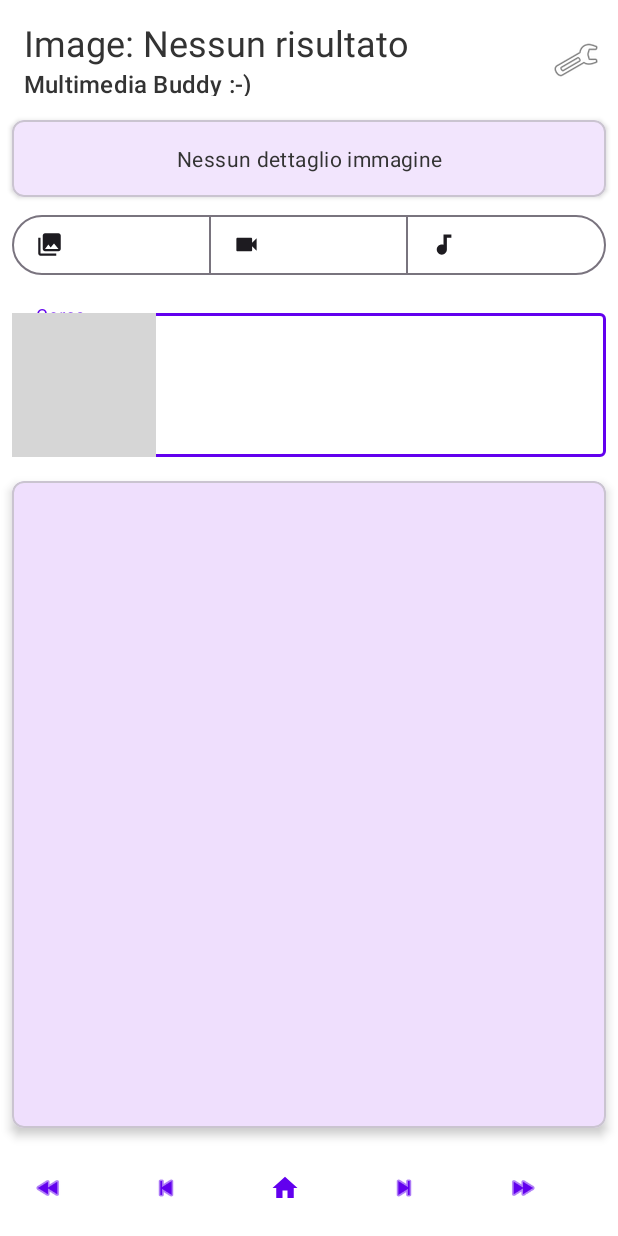
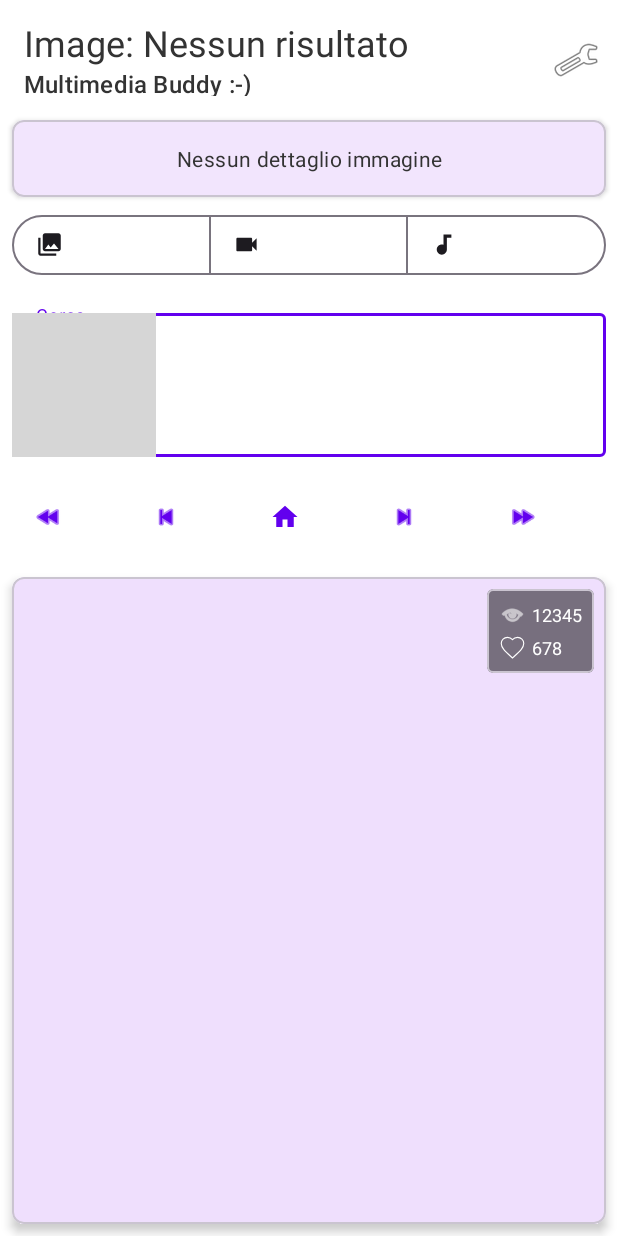
Before and after one commit to MicheleLopsDev/MBI, an Android app built with Jetpack Compose: the screen it shows after launch (MainActivity), on a phone screen of 412 x 824 dp. Run offline under Robolectric (Android 15) with nearby library versions, the phone set to English and light mode, and no system bars; our stand-ins replace Dagger/Hilt's generated code, Room's generated code; libraries missing offline, so code that uses them is left out: com.github.chrisbanes.photoview; network calls fail; pictures from the network do not load; 12 statements that could not run were skipped; grey boxes are pictures that could not be loaded.

Commit message:
Aggiunta icone views e like per foto
Signed-off-by: Michele <sentieroluminoso@gmail.com>

```diff
--- a/app/src/main/java/io/github/luposolitario/mbi/MainActivity.kt
+++ b/app/src/main/java/io/github/luposolitario/mbi/MainActivity.kt
@@ -23,6 +23,8 @@ import android.view.MenuItem
 import android.view.View
 import android.view.ViewGroup
 import android.view.inputmethod.EditorInfo
+import android.widget.ArrayAdapter
+import android.widget.AutoCompleteTextView
 import android.widget.EditText
 import android.widget.FrameLayout
 import android.widget.ImageView
@@ -59,7 +61,10 @@ import com.google.android.material.appbar.MaterialToolbar
 import com.google.android.material.button.MaterialButton
 import com.google.android.material.card.MaterialCardView
 import com.google.android.material.textfield.TextInputLayout
+import com.google.gson.Gson
+import com.google.gson.reflect.TypeToken
 import dagger.hilt.android.AndroidEntryPoint
+import io.github.luposolitario.mbi.model.Country
 import io.github.luposolitario.mbi.model.Hit
 import io.github.luposolitario.mbi.model.HitRadio
 import io.github.luposolitario.mbi.model.RadioStation
@@ -81,11 +86,6 @@ import java.io.File
 import java.io.FileOutputStream
 import java.io.InputStream
 import javax.inject.Inject
-import android.widget.AutoCompleteTextView
-import android.widget.ArrayAdapter
-import com.google.gson.Gson
-import com.google.gson.reflect.TypeToken
-import io.github.luposolitario.mbi.model.Country
 
 
 @AndroidEntryPoint
@@ -120,6 +120,9 @@ class MainActivity : AppCompatActivity() {
     private lateinit var btnFw: MaterialButton
     private lateinit var btnRev: MaterialButton
     private lateinit var topInfoText: TextView
+    private lateinit var textViewsCount: TextView
+    private lateinit var textLikesCount: TextView
+
     private lateinit var countrySelector: AutoCompleteTextView
     private lateinit var countrySelectorLayout: TextInputLayout
 
@@ -369,6 +372,8 @@ class MainActivity : AppCompatActivity() {
         topInfoText = findViewById(R.id.topInfoText)
         countrySelector = findViewById(R.id.countrySelector)  // subito dopo gli altri findViewById
         countrySelectorLayout = findViewById(R.id.countrySelectorLayout)
+
+
     }
 
     // ---- LEGGE IL JSON DAGLI assets ----
@@ -383,6 +388,19 @@ class MainActivity : AppCompatActivity() {
             e.printStackTrace()
             emptyList()
         }
+    }
+
+    private fun createStatsOverlay() {
+        // Usa LayoutInflater per caricare il layout XML
+        val statsOverlayLayout = LayoutInflater.from(this).inflate(
+            R.layout.stats_overlay_layout,
+            playerContainer,
+            false
+        ) as MaterialCardView // Cast necessario
+
+        // Aggiungi statsOverlayLayout al playerContainer
+        playerContainer.addView(statsOverlayLayout)
+
     }
 
     /**
@@ -866,10 +884,7 @@ class MainActivity : AppCompatActivity() {
             playerView.player = this@MainActivity.player
             playerView.setBackgroundColor(Color.BLACK) // Sfondo nero
             playerView.setShutterBackgroundColor(Color.BLACK) // Sfondo nero durante il buffering/inizio
-//            playerView.layoutParams = FrameLayout.LayoutParams(
-//                FrameLayout.LayoutParams.MATCH_PARENT,
-//                FrameLayout.LayoutParams.MATCH_PARENT
-//            )
+
             playerView.setKeepContentOnPlayerReset(true) // opzionale
             playerView.setControllerBackgroundFromUrl(this@MainActivity, "", wrapperView)
             this@MainActivity.playerView = playerView
@@ -1432,7 +1447,8 @@ class MainActivity : AppCompatActivity() {
                     true // restituisci true per indicare che l'evento è stato gestito
                 }
 
-                playerContainer.addView(imageViewer)
+                playerContainer.addView(imageViewer) //OK
+                createStatsOverlay()
             }
 
             MEDIA_TYPE_VIDEO -> {
@@ -1714,8 +1730,13 @@ class MainActivity : AppCompatActivity() {
                 val currentIndex =
                     imageViewModel.getCurrentIndex() + 1 // +1 perché l'indice parte da 0
                 val currentImage = imageViewModel.getCurrentItem()
-
                 topInfoText.text = getTopInfoText(currentMediaType, currentImage, query)
+                textViewsCount = findViewById(R.id.textViewsCount)
+                textLikesCount = findViewById(R.id.textLikesCount)
+                if (currentImage != null) {
+                    textLikesCount.text = currentImage.likes.toString() ?: "N/A"
+                    textViewsCount.text = currentImage.views.toString() ?: "N/A"
+                }
 
                 // Restituisci la stringa per la Top App Bar (solo indice/totale)
                 if (totalResults > 0) {
@@ -1784,7 +1805,7 @@ class MainActivity : AppCompatActivity() {
             MEDIA_TYPE_IMAGE -> {
                 if (currentMedia is io.github.luposolitario.mbi.model.Hit) {
                     val currentImage = currentMedia as io.github.luposolitario.mbi.model.Hit
-                    "By: ${currentImage.user} - Tags: ${currentImage.tags} - Views: ${currentImage.views} Likes: ${currentImage.likes} ❤\uFE0F"
+                    "By: ${currentImage.user} - Tags: ${currentImage.tags} "
                 } else if (query.isNotBlank()) {
                     "Nessun dettaglio disponibile per \"$query\""
                 } else {
--- /dev/null
+++ b/app/src/main/res/drawable/ic_heart.xml
@@ -0,0 +1,14 @@
+<?xml version="1.0" encoding="utf-8"?>
+<vector xmlns:android="http://schemas.android.com/apk/res/android"
+    android:width="24dp"
+    android:height="24dp"
+    android:viewportWidth="24"
+    android:viewportHeight="24">
+    <group android:name="heart_group">
+        <path
+            android:name="heart"
+            android:pathData="M 12 21.35 L 10.55 20.03 C 5.4 15.36 2 12.27 2 8.5 C 2 5.41 4.42 3 7.5 3 C 9.24 3 10.91 3.81 12 5.08 C 13.09 3.81 14.76 3 16.5 3 C 19.58 3 22 5.41 22 8.5 C 22 12.27 18.6 15.36 13.45 20.03 L 12 21.35 Z"
+            android:strokeWidth="1"
+            android:strokeColor="#FF0000" />
+    </group>
+</vector>
--- a/app/src/main/res/layout/activity_main.xml
+++ b/app/src/main/res/layout/activity_main.xml
@@ -99,10 +99,10 @@
         <AutoCompleteTextView
             android:id="@+id/countrySelector"
             android:layout_width="match_parent"
-            android:layout_height="wrap_content"
+            android:layout_height="48dp"
             android:hint="@string/select_country"
-            android:inputType="text"
-            android:imeOptions="actionDone" />    <!-- (opz.) chiude la tastiera -->
+            android:imeOptions="actionDone"
+            android:inputType="text" />    <!-- (opz.) chiude la tastiera -->
 
     </com.google.android.material.textfield.TextInputLayout>
 
@@ -129,18 +129,6 @@
 
     </com.google.android.material.textfield.TextInputLayout>
 
-    <!-- Media Viewer Container -->
-    <com.google.android.material.card.MaterialCardView
-        android:id="@+id/mediaLayerCard"
-        android:layout_width="0dp"
-        android:layout_height="0dp"
-        android:layout_margin="8dp"
-        app:layout_constraintBottom_toTopOf="@id/navigationButtons"
-        app:layout_constraintEnd_toEndOf="parent"
-        app:layout_constraintStart_toStartOf="parent"
-        app:layout_constraintTop_toBottomOf="@id/searchInputLayout"
-        material:cardCornerRadius="8dp"
-        material:cardElevation="4dp" />
 
     <!-- Navigation Buttons -->
     <LinearLayout
@@ -149,9 +137,10 @@
         android:layout_height="wrap_content"
         android:orientation="horizontal"
         android:padding="8dp"
-        app:layout_constraintBottom_toBottomOf="parent"
         app:layout_constraintEnd_toEndOf="parent"
-        app:layout_constraintStart_toStartOf="parent">
+        app:layout_constraintBottom_toTopOf="@id/mediaLayerCard"
+        app:layout_constraintStart_toStartOf="parent"
+        app:layout_constraintTop_toBottomOf="@id/searchInputLayout">
 
         <com.google.android.material.button.MaterialButton
             android:id="@+id/btnRew"
@@ -195,4 +184,18 @@
 
     </LinearLayout>
 
+    <!-- Media Viewer Container -->
+    <com.google.android.material.card.MaterialCardView
+        android:id="@+id/mediaLayerCard"
+        android:layout_width="0dp"
+        android:layout_height="0dp"
+        android:layout_margin="8dp"
+        app:layout_constraintBottom_toBottomOf="parent"
+        app:layout_constraintEnd_toEndOf="parent"
+        app:layout_constraintStart_toStartOf="parent"
+        app:layout_constraintTop_toBottomOf="@id/navigationButtons"
+        material:cardCornerRadius="8dp"
+        material:cardElevation="4dp" />
+
+
 </androidx.constraintlayout.widget.ConstraintLayout>
--- /dev/null
+++ b/app/src/main/res/layout/stats_overlay_layout.xml
@@ -0,0 +1,70 @@
+<?xml version="1.0" encoding="utf-8"?>
+<com.google.android.material.card.MaterialCardView xmlns:android="http://schemas.android.com/apk/res/android"
+    xmlns:app="http://schemas.android.com/apk/res-auto"
+    android:id="@+id/statsOverlayLayout"
+    android:layout_width="wrap_content"
+    android:layout_height="wrap_content"
+    android:layout_gravity="top|end"
+    android:layout_margin="8dp"
+    app:cardBackgroundColor="#80000000"
+    app:cardCornerRadius="4dp">
+
+    <LinearLayout
+        android:layout_width="wrap_content"
+        android:layout_height="wrap_content"
+        android:orientation="vertical"
+        android:padding="8dp">
+
+        <LinearLayout
+            android:id="@+id/viewsRowLayout"
+            android:layout_width="wrap_content"
+            android:layout_height="wrap_content"
+            android:gravity="center_vertical"
+            android:orientation="horizontal">
+
+            <ImageView
+                android:id="@+id/iconViews"
+                android:layout_width="18dp"
+                android:layout_height="18dp"
+                android:layout_marginEnd="4dp"
+                android:contentDescription="Numero di Visualizzazioni"
+                android:src="@android:drawable/ic_menu_view"
+                app:tint="@android:color/white" />
+
+            <TextView
+                android:id="@+id/textViewsCount"
+                android:layout_width="wrap_content"
+                android:layout_height="wrap_content"
+                android:text="12345"
+                android:textColor="@android:color/white"
+                android:textSize="12sp" />
+        </LinearLayout>
+
+        <LinearLayout
+            android:id="@+id/likesRowLayout"
+            android:layout_width="wrap_content"
+            android:layout_height="wrap_content"
+            android:layout_marginTop="4dp"
+            android:gravity="center_vertical"
+            android:orientation="horizontal">
+
+            <ImageView
+                android:id="@+id/iconLikes"
+                android:layout_width="18dp"
+                android:layout_height="18dp"
+                android:layout_marginEnd="4dp"
+                android:contentDescription="Numero di Mi Piace"
+                android:src="@drawable/ic_heart"
+                app:tint="@android:color/white" />
+
+            <TextView
+                android:id="@+id/textLikesCount"
+                android:layout_width="wrap_content"
+                android:layout_height="wrap_content"
+                android:text="678"
+                android:textColor="@android:color/white"
+                android:textSize="12sp" />
+        </LinearLayout>
+    </LinearLayout>
+
+</com.google.android.material.card.MaterialCardView>
```
